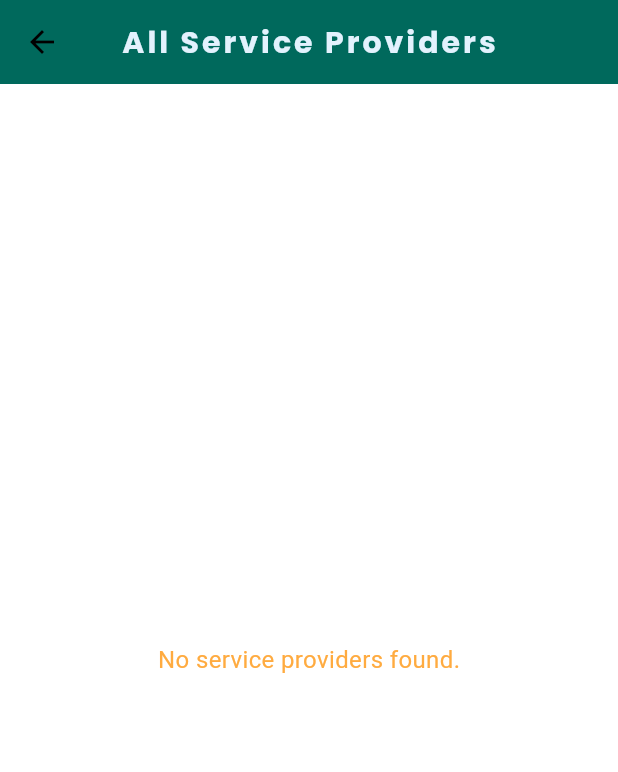
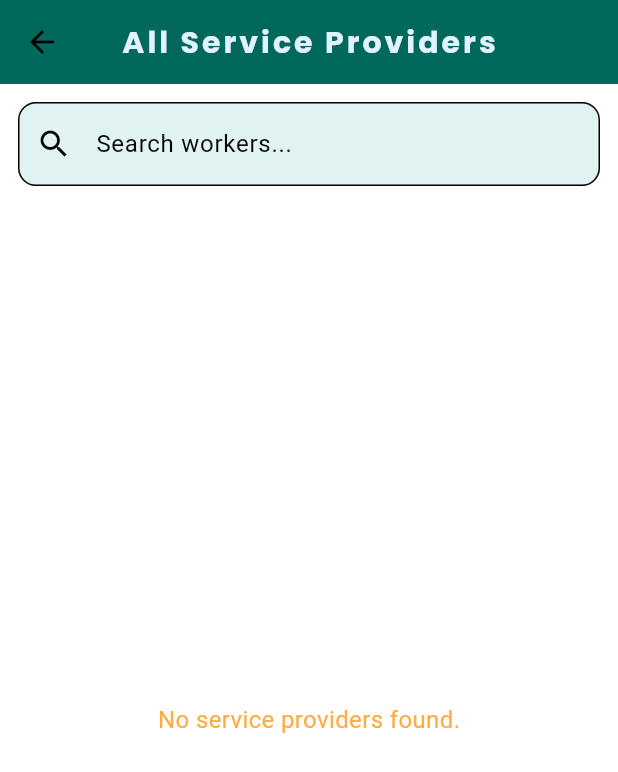
Before and after one commit to ADIL41/Chitral-Dost-App, a Flutter app: the BookingDetail screen opened directly, on a phone screen of 412 x 824 dp. Shown: the top 772 px of the screen. Run offline on Flutter 3.47's test engine with Material 3 defaults, Android fonts, the phone set to English and light mode, and no system bars; our stand-ins replace cloud_firestore, firebase_auth, firebase_core, google_fonts; accounts and stored records are empty.

Commit message:
search bar added

```diff
--- a/lib/screens/booking_detail.dart
+++ b/lib/screens/booking_detail.dart
@@ -3,8 +3,15 @@ import 'package:flutter/material.dart';
 import 'package:google_fonts/google_fonts.dart';
 import 'package:url_launcher/url_launcher.dart';
 
-class BookingDetail extends StatelessWidget {
+class BookingDetail extends StatefulWidget {
   const BookingDetail({super.key});
+
+  @override
+  State<BookingDetail> createState() => _BookingDetailState();
+}
+
+class _BookingDetailState extends State<BookingDetail> {
+  String _searchText = '';
 
   Future<void> _makePhoneCall(String phoneNumber) async {
     final Uri launchUri = Uri(scheme: 'tel', path: phoneNumber);
@@ -32,24 +39,92 @@ class BookingDetail extends StatelessWidget {
         ),
         centerTitle: true,
       ),
-      body: StreamBuilder<QuerySnapshot>(
-        stream: FirebaseFirestore.instance.collection('workers').snapshots(),
+      body: Column(
+        children: [
+          // Simple Search Bar at the top
+          Padding(
+            padding: const EdgeInsets.all(12.0),
+            child: TextField(
+              decoration: InputDecoration(
+                hintText: 'Search workers...',
+                prefixIcon: const Icon(Icons.search),
+                border: OutlineInputBorder(
+                  borderRadius: BorderRadius.circular(12),
+                ),
+              ),
+              onChanged: (value) {
+                setState(() {
+                  _searchText = value.toLowerCase();
+                });
+              },
+            ),
+          ),
+
+          // Your EXACT original StreamBuilder with minimal changes
+          Expanded(
+            child: StreamBuilder<QuerySnapshot>(
+              stream: FirebaseFirestore.instance
+                  .collection('workers')
+                  .snapshots(),
               builder: (context, snapshot) {
                 if (snapshot.connectionState == ConnectionState.waiting) {
                   return const Center(child: CircularProgressIndicator());
                 }
 
                 if (!snapshot.hasData || snapshot.data!.docs.isEmpty) {
-            return const Center(child: Text('No service providers found.'));
+                  return const Center(
+                    child: Text('No service providers found.'),
+                  );
                 }
 
-          final docs = snapshot.data!.docs;
+                final allDocs = snapshot.data!.docs;
+
+                // Filter workers based on search
+                final filteredDocs = _searchText.isEmpty
+                    ? allDocs
+                    : allDocs.where((doc) {
+                        final data = doc.data() as Map<String, dynamic>;
+
+                        return data['name'].toString().toLowerCase().contains(
+                              _searchText,
+                            ) ||
+                            data['service'].toString().toLowerCase().contains(
+                              _searchText,
+                            ) ||
+                            data['place'].toString().toLowerCase().contains(
+                              _searchText,
+                            ) ||
+                            data['phone'].toString().contains(_searchText);
+                      }).toList();
+
+                if (filteredDocs.isEmpty && _searchText.isNotEmpty) {
+                  return Center(
+                    child: Column(
+                      mainAxisAlignment: MainAxisAlignment.center,
+                      children: [
+                        const Icon(
+                          Icons.search_off,
+                          size: 64,
+                          color: Colors.grey,
+                        ),
+                        Text(
+                          'No workers found for "$_searchText"',
+                          style: const TextStyle(
+                            fontSize: 16,
+                            color: Colors.grey,
+                          ),
+                        ),
+                      ],
+                    ),
+                  );
+                }
 
                 return ListView.builder(
                   padding: const EdgeInsets.all(12),
-            itemCount: docs.length,
+                  itemCount: filteredDocs.length,
                   itemBuilder: (context, index) {
-              final data = docs[index].data() as Map<String, dynamic>;
+                    final data =
+                        filteredDocs[index].data() as Map<String, dynamic>;
 
                     final name = data['name'] ?? '';
                     final service = data['service'] ?? '';
@@ -57,6 +132,7 @@ class BookingDetail extends StatelessWidget {
                     final place = data['place'] ?? '';
                     final description = data['description'] ?? '';
 
+                    // Your EXACT original card design
                     return Card(
                       margin: const EdgeInsets.only(bottom: 12),
                       elevation: 4,
@@ -84,11 +160,17 @@ class BookingDetail extends StatelessWidget {
                                   fontWeight: FontWeight.bold,
                                 ),
                               ),
-                        Text(service, style: const TextStyle(fontSize: 14)),
+                              Text(
+                                service,
+                                style: const TextStyle(fontSize: 14),
+                              ),
                               Text(place, style: const TextStyle(fontSize: 14)),
                               Text(phone, style: const TextStyle(fontSize: 14)),
                               const SizedBox(height: 8),
-                        Text(description, style: const TextStyle(fontSize: 14)),
+                              Text(
+                                description,
+                                style: const TextStyle(fontSize: 14),
+                              ),
                               const SizedBox(height: 10),
                               ElevatedButton(
                                 onPressed: () => _makePhoneCall(phone),
@@ -103,6 +185,9 @@ class BookingDetail extends StatelessWidget {
                 );
               },
             ),
+          ),
+        ],
+      ),
     );
   }
 }
```
Lines whose indentation alone changed are shown as unchanged.
